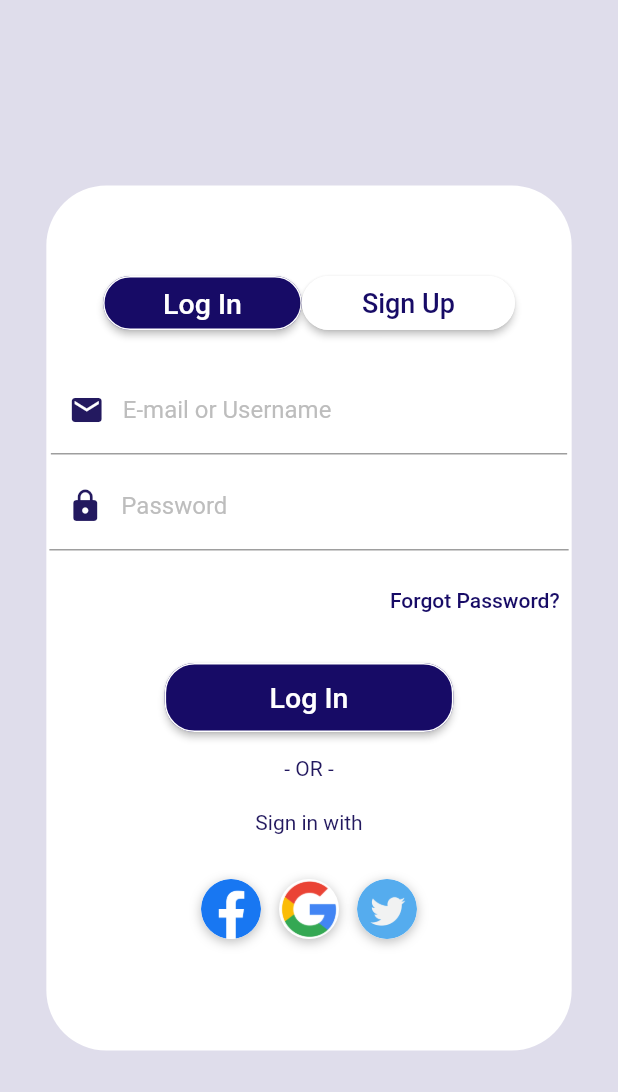
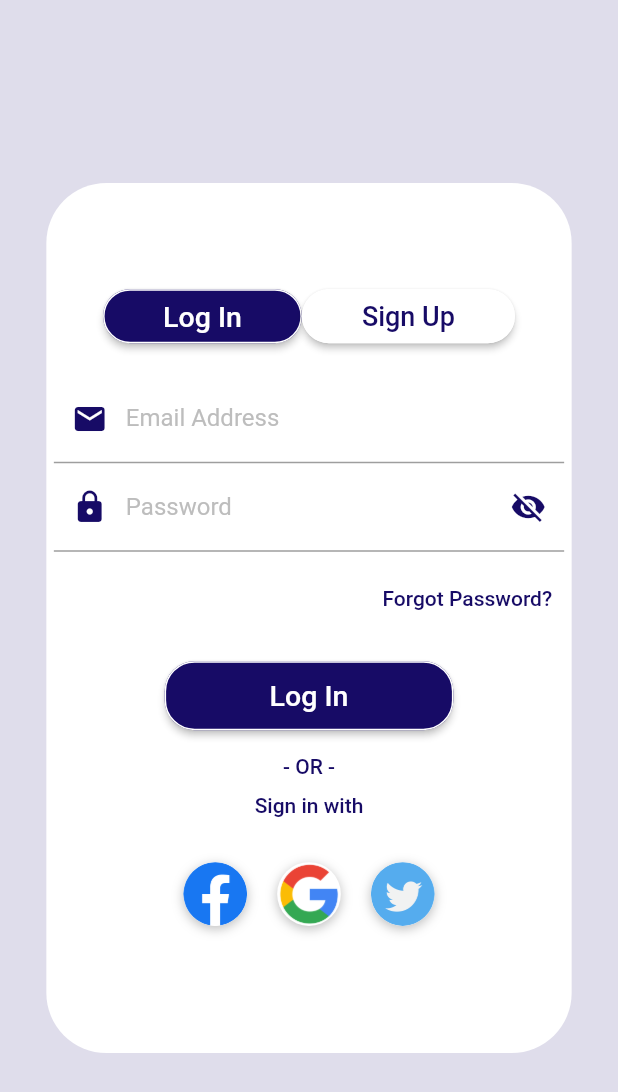
Before and after one commit to kerolos-hany/floki_55, a Flutter app: the screen it shows after launch, on a phone screen of 412 x 824 dp. Shown: the top 1092 px of the screen. Run offline on Flutter 3.47's test engine with Material 2 defaults, Android fonts, the phone set to English and light mode, and no system bars; our stand-ins replace bloc, flutter_bloc, qr_flutter; missing offline and left inert: qr_code_scanner.

Commit message:
Login Screen Updated

```diff
--- a/lib/modules/login_screen/login_screen.dart
+++ b/lib/modules/login_screen/login_screen.dart
@@ -1,5 +1,6 @@
 import 'package:floki/modules/first_screen/first_screen.dart';
 import 'package:floki/modules/signup_screen/signup_screen.dart';
+import 'package:floki/shared/components/components.dart';
 import 'package:floki/shared/cubit/cubit.dart';
 import 'package:floki/shared/cubit/states.dart';
 import 'package:flutter/material.dart';
@@ -7,34 +8,39 @@ import 'package:flutter_bloc/flutter_bloc.dart';
 
 // ignore: must_be_immutable
 class LoginScreen extends StatelessWidget {
-
   static String route = "/LoginScreen";
   bool isHidden = true;
   String email, password;
   BuildContext context;
-  var passwordController = TextEditingController();
+  TextEditingController passwordController = TextEditingController();
+  TextEditingController emailController = TextEditingController();
+  var formKey = GlobalKey<FormState>();
 
   @override
-  Widget build(BuildContext context)
-  {
+  Widget build(BuildContext context) {
     this.context = context;
-    return BlocConsumer <AppCubit,AppCubitStates> (
-      listener: (context,state) {},
-      builder: (context,state) {
+    return BlocConsumer<AppCubit, AppCubitStates>(
+      listener: (context, state) {},
+      builder: (context, state) {
         return Scaffold(
           body: Container(
             width: double.infinity,
             decoration: BoxDecoration(
                 image: DecorationImage(
-                  image: AssetImage('Assets/Images/bck.jpeg'), fit: BoxFit.fill)),
+                    image: AssetImage('Assets/Images/bck.jpeg'),
+                    fit: BoxFit.fill)),
             child: Center(
               child: Container(
                 width: MediaQuery.of(context).size.width * 0.85,
-              height: MediaQuery.of(context).size.height * 0.7,
+                height: 580,
                 decoration: BoxDecoration(
                   color: Colors.white,
                   borderRadius: BorderRadius.circular(40),
                 ),
+                child: Padding(
+                  padding: const EdgeInsets.all(5.0),
+                  child: Form(
+                    key: formKey,
                     child: Column(
                       mainAxisAlignment: MainAxisAlignment.center,
                       children: <Widget>[
@@ -43,8 +49,8 @@ class LoginScreen extends StatelessWidget {
                           children: <Widget>[
                             // ignore: deprecated_member_use
                             RaisedButton(
-                          padding:
-                          EdgeInsets.symmetric(vertical: 4, horizontal: 40),
+                                padding: EdgeInsets.symmetric(
+                                    vertical: 4, horizontal: 40),
                                 shape: RoundedRectangleBorder(
                                     borderRadius: BorderRadius.circular(40),
                                     side: BorderSide(color: Colors.white)),
@@ -64,7 +70,8 @@ class LoginScreen extends StatelessWidget {
                                   side: BorderSide(color: Colors.white)),
                               color: Colors.white,
                               onPressed: () {
-                          Navigator.popAndPushNamed(context, SignupScreen.route);
+                                Navigator.popAndPushNamed(
+                                    context, SignupScreen.route);
                               },
                               child: Text("Sign Up",
                                   style: TextStyle(
@@ -77,8 +84,37 @@ class LoginScreen extends StatelessWidget {
                         SizedBox(
                           height: 15,
                         ),
-                  _buildEmailRow(),
-                  _buildPasswordRow(),
+                        buildTextFormField(
+                          context: context,
+                            controller: emailController,
+                            labelText: "Email Address",
+                            textInputType: TextInputType.emailAddress,
+                            icon: Icons.email,
+                            validator: (value) {
+                              if (value.isEmpty) {
+                                return "Email must not be empty";
+                              }
+                              return null;
+                            }),
+                        buildTextFormField(
+                            context: context,
+                            controller: passwordController,
+                            labelText: "Password",
+                            textInputType: TextInputType.visiblePassword,
+                            icon: Icons.lock,
+                            validator: (value) {
+                              if (value.isEmpty) {
+                                return "Password must not be empty";
+                              }
+                              return null;
+                            },
+                          suffixIcon: isHidden?Icons.visibility_off:Icons.visibility,
+                          onPress: (){
+                            isHidden = !isHidden;
+                            AppCubit.get(context).emit(PasswordState());
+                          },
+                          obscure: isHidden,
+                        ),
                         SizedBox(
                           height: 7.0,
                         ),
@@ -100,64 +136,10 @@ class LoginScreen extends StatelessWidget {
                   ),
                 ),
               ),
+            ),
+          ),
         );
       },
-    );
-  }
-
-  void toggleVisibility() {
-    // setState(() {
-    //   isHidden = !isHidden;
-    // });
-  }
-
-  Widget _buildEmailRow() {
-    return Padding(
-      padding: EdgeInsets.all(3),
-      child: TextFormField(
-        keyboardType: TextInputType.emailAddress,
-        onChanged: (value) {
-          // setState(() {
-          //   email = value;
-          // });
-        },
-        decoration: InputDecoration(
-            prefixIcon: Icon(
-              Icons.email,
-              color: Color(0xff23195f),
-            ),
-            labelText: 'E-mail or Username',
-            labelStyle: TextStyle(color: Colors.grey[400])),
-      ),
-    );
-  }
-
-  Widget _buildPasswordRow() {
-    return Padding(
-      padding: EdgeInsets.all(2),
-      child: TextFormField(
-        controller: passwordController,
-        keyboardType: TextInputType.text,
-        obscureText: true,
-        onChanged: (value) {
-          // setState(() {
-          //   password = value;
-          // });
-        },
-        decoration: InputDecoration(
-            prefixIcon: Icon(
-              Icons.lock,
-              color: Color(0xff23195f),
-            ),
-            // suffixIcon: IconButton(
-            //   onPressed: toggleVisibility,
-            //   icon: isHidden
-            //       ? Icon(Icons.visibility_off)
-            //       : Icon(Icons.visibility),
-            // ),
-            labelText: 'Password',
-            labelStyle: TextStyle(color: Colors.grey[400])),
-      ),
     );
   }
 
@@ -181,16 +163,16 @@ class LoginScreen extends StatelessWidget {
         Text(
           '- OR -',
           style: TextStyle(
-            color: Color(0xff23195f),
-            fontWeight: FontWeight.w400,
+            color: Theme.of(context).primaryColor,
+            fontWeight: FontWeight.w500,
           ),
         ),
-        SizedBox(height: 20.0),
+        SizedBox(height: 10.0),
         Text(
           'Sign in with',
           style: TextStyle(
-            color: Color(0xff23195f),
-            fontWeight: FontWeight.w400,
+            color: Theme.of(context).primaryColor,
+            fontWeight: FontWeight.w500,
           ),
         ),
       ],
@@ -205,9 +187,11 @@ class LoginScreen extends StatelessWidget {
         shape: RoundedRectangleBorder(
             borderRadius: BorderRadius.circular(20),
             side: BorderSide(color: Colors.white)),
-        color: Color(0xff170b66),
+        color: Theme.of(context).primaryColor,
         onPressed: () {
+          if (formKey.currentState.validate()) {
             Navigator.pushNamed(context, FirstScreen.route);
+          }
         },
         child: Text("Log In",
             style: TextStyle(
@@ -222,8 +206,8 @@ class LoginScreen extends StatelessWidget {
     return GestureDetector(
       onTap: onTap,
       child: Container(
-        height: 40.0,
-        width: 40.0,
+        height: 42.5,
+        width: 42.5,
         decoration: BoxDecoration(
           shape: BoxShape.circle,
           color: Colors.white,
@@ -255,7 +239,7 @@ class LoginScreen extends StatelessWidget {
             ),
           ),
           SizedBox(
-            width: 12,
+            width: 20,
           ),
           _buildSocialBtn(
             () => print('Login with Google'),
@@ -264,7 +248,7 @@ class LoginScreen extends StatelessWidget {
             ),
           ),
           SizedBox(
-            width: 12,
+            width: 20,
           ),
           _buildSocialBtn(
             () => print('Login with Twitter'),
--- a/lib/shared/components/components.dart
+++ b/lib/shared/components/components.dart
@@ -7,26 +7,40 @@ import 'package:flutter/material.dart';
 import 'package:flutter_bloc/flutter_bloc.dart';
 import 'constants.dart';
 
-Widget buildTextFormField(
-    {emailController, IconData icon, String labelText, TextInputType textInputType, Icon suffixIcon, bool obscure, validator}) {
-  return Padding(
-    padding: EdgeInsets.all(3),
-    child: TextFormField(
-      controller: emailController,
+Widget buildTextFormField({
+  @required controller,
+  @required IconData icon,
+  @required String labelText,
+  @required TextInputType textInputType,
+  IconData suffixIcon,
+  bool obscure = false,
+  validator,
+  onChange,
+  onPress,
+  @required context,
+}) {
+  return TextFormField(
+    controller: controller,
     keyboardType: textInputType,
     obscureText: obscure,
     validator: validator,
-      onChanged: (value) {
-        emailController.text = value;
-      },
+    onChanged: onChange,
+    cursorColor: Theme.of(context).primaryColor,
     decoration: InputDecoration(
-          suffixIcon: suffixIcon,
+      focusedBorder: UnderlineInputBorder(
+        borderSide: BorderSide(color: Theme.of(context).primaryColor),
+      ),
+      suffixIcon: suffixIcon != null? IconButton(
+        color: Theme.of(context).primaryColor,
+        icon: Icon(suffixIcon),
+        onPressed: onPress,
+      ): null,
       prefixIcon: Icon(
         icon,
-            color: Color(0xff23195f),
+        color: Theme.of(context).primaryColor,
       ),
       labelText: labelText,
-          labelStyle: TextStyle(color: Colors.grey[400])),
+      labelStyle: TextStyle(color: Colors.grey[400]),
     ),
   );
 }
@@ -77,8 +91,7 @@ Widget buildSearchBar({@required controller}) {
 Widget buildFiltersRow(context, List<FilterModel> filters) {
   return BlocConsumer<AppCubit, AppCubitStates>(
     listener: (context, state) {},
-    builder: (context, state) =>
-        Row(
+    builder: (context, state) => Row(
       children: [
         GestureDetector(
           onTap: () {
@@ -90,14 +103,10 @@ Widget buildFiltersRow(context, List<FilterModel> filters) {
               width: 140.0,
               decoration: BoxDecoration(
                 borderRadius: BorderRadius.circular(35.0),
-                    color: AppCubit
-                        .get(context)
-                        .filterColor0,
+                color: AppCubit.get(context).filterColor0,
                 boxShadow: [
                   BoxShadow(
-                        color: Theme
-                            .of(context)
-                            .primaryColor,
+                    color: Theme.of(context).primaryColor,
                     offset: Offset(2, 1),
                     spreadRadius: 0.5,
                     blurRadius: 2,
@@ -146,14 +155,10 @@ Widget buildFiltersRow(context, List<FilterModel> filters) {
               width: 140.0,
               decoration: BoxDecoration(
                 borderRadius: BorderRadius.circular(35.0),
-                    color: AppCubit
-                        .get(context)
-                        .filterColor1,
+                color: AppCubit.get(context).filterColor1,
                 boxShadow: [
                   BoxShadow(
-                        color: Theme
-                            .of(context)
-                            .primaryColor,
+                    color: Theme.of(context).primaryColor,
                     offset: Offset(2, 1),
                     spreadRadius: 0.5,
                     blurRadius: 2,
@@ -202,14 +207,10 @@ Widget buildFiltersRow(context, List<FilterModel> filters) {
               width: 140.0,
               decoration: BoxDecoration(
                 borderRadius: BorderRadius.circular(35.0),
-                    color: AppCubit
-                        .get(context)
-                        .filterColor2,
+                color: AppCubit.get(context).filterColor2,
                 boxShadow: [
                   BoxShadow(
-                        color: Theme
-                            .of(context)
-                            .primaryColor,
+                    color: Theme.of(context).primaryColor,
                     offset: Offset(2, 1),
                     spreadRadius: 0.5,
                     blurRadius: 2,
@@ -253,8 +254,7 @@ Widget buildFiltersRow(context, List<FilterModel> filters) {
   );
 }
 
-Widget buildMenuItem(
-    {MenuItemModel item, context, String addItemTag, String removeItemTag}) {
+Widget buildMenuItem({MenuItemModel item, context, String addItemTag, String removeItemTag}) {
   return Container(
     width: double.infinity,
     height: 120.0,
@@ -263,9 +263,7 @@ Widget buildMenuItem(
       color: Colors.white,
       boxShadow: [
         BoxShadow(
-          color: Theme
-              .of(context)
-              .primaryColor,
+          color: Theme.of(context).primaryColor,
           offset: Offset(1.5, 1.5),
           spreadRadius: 0.5,
           blurRadius: 3,
@@ -286,9 +284,7 @@ Widget buildMenuItem(
                 blurRadius: 3,
               )
             ],
-            color: Theme
-                .of(context)
-                .primaryColor,
+            color: Theme.of(context).primaryColor,
             borderRadius: BorderRadius.circular(30),
             image: DecorationImage(
                 image: AssetImage(item.image), fit: BoxFit.cover),
@@ -299,10 +295,7 @@ Widget buildMenuItem(
           children: [
             Expanded(
               child: Container(
-                width: MediaQuery
-                    .of(context)
-                    .size
-                    .width * .6,
+                width: MediaQuery.of(context).size.width * .6,
                 child: Row(
                   children: [
                     SizedBox(
@@ -314,9 +307,7 @@ Widget buildMenuItem(
                         maxLines: 1,
                         overflow: TextOverflow.ellipsis,
                         style: TextStyle(
-                          color: Theme
-                              .of(context)
-                              .primaryColor,
+                          color: Theme.of(context).primaryColor,
                           fontSize: 30,
                           fontWeight: FontWeight.bold,
                         ),
@@ -328,10 +319,7 @@ Widget buildMenuItem(
             ),
             Expanded(
               child: Container(
-                width: MediaQuery
-                    .of(context)
-                    .size
-                    .width * .5,
+                width: MediaQuery.of(context).size.width * .5,
                 child: Row(
                   mainAxisAlignment: MainAxisAlignment.start,
                   children: [
@@ -344,9 +332,7 @@ Widget buildMenuItem(
                         maxLines: 1,
                         overflow: TextOverflow.ellipsis,
                         style: TextStyle(
-                          color: Theme
-                              .of(context)
-                              .primaryColor,
+                          color: Theme.of(context).primaryColor,
                           fontSize: 20,
                           fontWeight: FontWeight.bold,
                         ),
@@ -370,9 +356,7 @@ Widget buildMenuItem(
                     heroTag: removeItemTag,
                     mini: true,
                     backgroundColor: Colors.white,
-                    foregroundColor: Theme
-                        .of(context)
-                        .primaryColor,
+                    foregroundColor: Theme.of(context).primaryColor,
                     child: Icon(
                       Icons.remove,
                     ),
@@ -397,9 +381,7 @@ Widget buildMenuItem(
                     heroTag: addItemTag,
                     mini: true,
                     backgroundColor: Colors.white,
-                    foregroundColor: Theme
-                        .of(context)
-                        .primaryColor,
+                    foregroundColor: Theme.of(context).primaryColor,
                     child: Icon(
                       Icons.add,
                     ),
@@ -418,10 +400,7 @@ Widget buildErrorScreen(String text, context) {
   return Padding(
     padding: const EdgeInsets.all(20.0),
     child: Container(
-      width: MediaQuery
-          .of(context)
-          .size
-          .width,
+      width: MediaQuery.of(context).size.width,
       child: Column(
         crossAxisAlignment: CrossAxisAlignment.center,
         children: [
@@ -433,9 +412,7 @@ Widget buildErrorScreen(String text, context) {
               text,
               style: TextStyle(
                   fontSize: 30,
-                  color: Theme
-                      .of(context)
-                      .primaryColor,
+                  color: Theme.of(context).primaryColor,
                   fontWeight: FontWeight.bold),
             ),
           ),
@@ -444,9 +421,7 @@ Widget buildErrorScreen(String text, context) {
           ),
           Icon(
             Icons.error_outline,
-            color: Theme
-                .of(context)
-                .primaryColor,
+            color: Theme.of(context).primaryColor,
             size: 250,
           ),
         ],
@@ -455,19 +430,16 @@ Widget buildErrorScreen(String text, context) {
   );
 }
 
-Widget buildOrderDetails(
-    {@required context, @required List<SelectedItemsModel> selectedItems}) {
+Widget buildOrderDetails({@required context, @required List<SelectedItemsModel> selectedItems}) {
   double total;
   if (selectedItems.length > 0) {
     total = selectedItems[0].price;
-  }
-  else {
+  } else {
     total = 0;
   }
   for (int i = 1; i < selectedItems.length; i++) {
     total += (selectedItems[i].price * selectedItems[i].count);
   }
-
 
   return Container(
     child: Column(
@@ -476,9 +448,7 @@ Widget buildOrderDetails(
         Text(
           'Order is:',
           style: TextStyle(
-            color: Theme
-                .of(context)
-                .primaryColor,
+            color: Theme.of(context).primaryColor,
             fontSize: 30,
             fontWeight: FontWeight.bold,
           ),
@@ -489,23 +459,18 @@ Widget buildOrderDetails(
           child: ListView.separated(
               physics: NeverScrollableScrollPhysics(),
               shrinkWrap: true,
-              itemBuilder: (context, index) =>
-                  buildSelectedItemRow(
-                      context: context,
-                      selectedItem: selectedItems[index]),
-              separatorBuilder: (context, index) => SizedBox(height: 20,),
+              itemBuilder: (context, index) => buildSelectedItemRow(
+                  context: context, selectedItem: selectedItems[index]),
+              separatorBuilder: (context, index) => SizedBox(
+                    height: 20,
+                  ),
               itemCount: selectedItems.length),
         ),
         SizedBox(height: 30.0),
         Container(
           height: 2,
-          width: MediaQuery
-              .of(context)
-              .size
-              .width,
-          color: Theme
-              .of(context)
-              .primaryColor,
+          width: MediaQuery.of(context).size.width,
+          color: Theme.of(context).primaryColor,
         ),
         SizedBox(height: 30.0),
         Row(
@@ -514,9 +479,7 @@ Widget buildOrderDetails(
             Text(
               'Total Price',
               style: TextStyle(
-                color: Theme
-                    .of(context)
-                    .primaryColor,
+                color: Theme.of(context).primaryColor,
                 fontSize: 27,
                 fontWeight: FontWeight.bold,
               ),
@@ -524,9 +487,7 @@ Widget buildOrderDetails(
             Text(
               "$total EGP",
               style: TextStyle(
-                color: Theme
-                    .of(context)
-                    .primaryColor,
+                color: Theme.of(context).primaryColor,
                 fontSize: 27,
                 fontWeight: FontWeight.w300,
               ),
@@ -538,17 +499,14 @@ Widget buildOrderDetails(
   );
 }
 
-Widget buildSelectedItemRow(
-    {@required context, @required SelectedItemsModel selectedItem}) {
+Widget buildSelectedItemRow({@required context, @required SelectedItemsModel selectedItem}) {
   return Row(
     mainAxisAlignment: MainAxisAlignment.spaceBetween,
     children: <Widget>[
       Text(
         "${selectedItem.count} ${selectedItem.name}",
         style: TextStyle(
-          color: Theme
-              .of(context)
-              .primaryColor,
+          color: Theme.of(context).primaryColor,
           fontSize: 27,
           fontWeight: FontWeight.bold,
         ),
@@ -556,14 +514,11 @@ Widget buildSelectedItemRow(
       Text(
         '${selectedItem.price * selectedItem.count} EGP',
         style: TextStyle(
-          color: Theme
-              .of(context)
-              .primaryColor,
+          color: Theme.of(context).primaryColor,
           fontSize: 25,
           fontWeight: FontWeight.w300,
         ),
       ),
     ],
-  )
-  ;
+  );
 }
--- a/lib/shared/cubit/cubit.dart
+++ b/lib/shared/cubit/cubit.dart
@@ -133,12 +133,12 @@ class AppCubit extends Cubit<AppCubitStates> {
 
   List <int> tables = [];
   List <int> chairs = [];
-  void fillTablesChairsLists ()
-  {
+  void fillTablesChairsLists () {
     for(int i = 0; i < RestaurantsModel.restaurants.length; i++)
       {
         tables.add(RestaurantsModel.restaurants[i].tables);
         chairs.add(RestaurantsModel.restaurants[i].chairs);
       }
   }
+
 }
--- a/lib/shared/cubit/states.dart
+++ b/lib/shared/cubit/states.dart
@@ -18,3 +18,4 @@ class ChairsNumberState extends AppCubitStates {
 }
 class TakeAwayState extends AppCubitStates {}
 class ChangeBranchState extends AppCubitStates {}
+class PasswordState extends AppCubitStates {}
```
Lines whose indentation alone changed are shown as unchanged.
